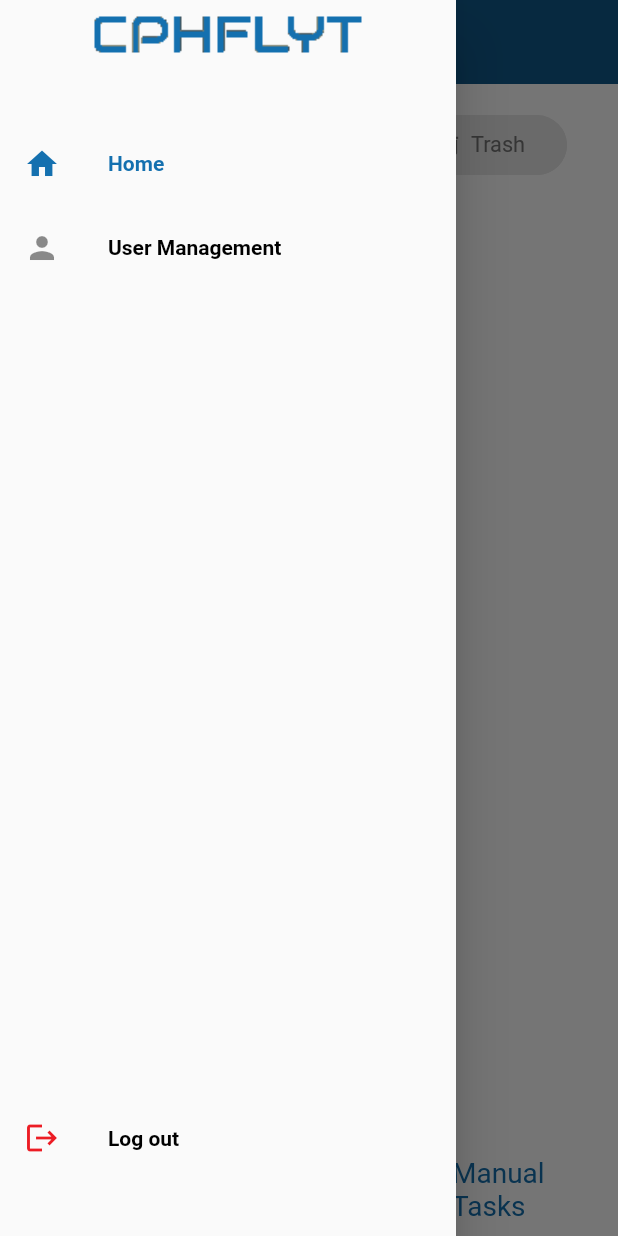
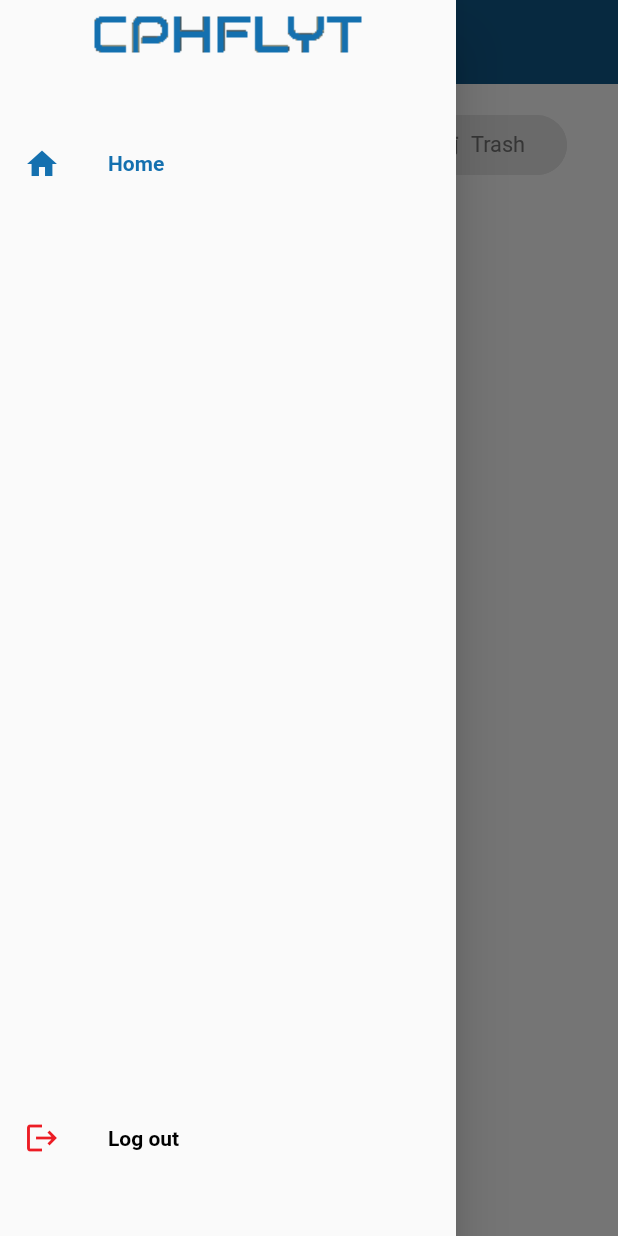
Before and after one commit to dnadawa/CPHFLYT, a Flutter app: the screen it shows once a user with an empty profile is signed in, with the side drawer open, on a phone screen of 412 x 824 dp. Run offline on Flutter 3.47's test engine with Material 2 defaults, Android fonts, the phone set to English and light mode, and no system bars; drawn by our look-alikes of toggle_switch; our stand-ins replace cloud_firestore, firebase_auth, firebase_core, flutter_screenutil, fluttertoast, multi_select_flutter; accounts and stored records are empty; Roboto replaces fonts that are missing (SF-Pro).

Commit message:
Complete role management

```diff
--- a/lib/screens/home.dart
+++ b/lib/screens/home.dart
@@ -1,6 +1,7 @@
 import 'package:cloud_firestore/cloud_firestore.dart';
 import 'package:cphflyt/controllers/bottom_nav_controller.dart';
 import 'package:cphflyt/controllers/filter_controller.dart';
+import 'package:cphflyt/controllers/user_management_controller.dart';
 import 'package:cphflyt/models/request_model.dart';
 import 'package:cphflyt/screens/details.dart';
 import 'package:cphflyt/services/database_service.dart';
@@ -21,6 +22,7 @@ class Home extends StatelessWidget {
     var databaseService = Provider.of<DatabaseService>(context);
     var navController = Provider.of<BottomNavController>(context);
     var filterController = Provider.of<FilterController>(context);
+    var userManagement = Provider.of<UserManagementController>(context);
 
     return Scaffold(
       appBar: AppBar(
@@ -155,7 +157,7 @@ class Home extends StatelessWidget {
         ),
       ),
 
-      bottomNavigationBar: BottomNavBar(),
+      bottomNavigationBar: userManagement.loggedInUserType == UserType.SuperAdmin ? BottomNavBar() : null,
     );
   }
 }
--- a/lib/services/auth_service.dart
+++ b/lib/services/auth_service.dart
@@ -7,7 +7,6 @@ import 'package:cphflyt/services/database_service.dart';
 import 'package:cphflyt/widgets/toast.dart';
 import 'package:firebase_auth/firebase_auth.dart' as auth;
 import 'package:flutter/material.dart';
-import 'package:provider/provider.dart';
 
 class AuthService {
 
@@ -25,7 +24,27 @@ class AuthService {
         return _auth.authStateChanges().map(_userFromFirebase);
     }
 
-    signIn(String email, String password, UserManagementController userManagement) async {
+    setUserType(String? uid, UserManagementController userManagement, BottomNavController bottomNavController) async {
+        DocumentSnapshot userData = await DatabaseService().getUserDataFromFirebase(uid!);
+
+        if (userData.exists && userData.get('role') == 'admin') {
+            userManagement.loggedInUserType = UserType.Employee;
+            Employee employee = Employee(uid: uid, email: userData.get('email'), name: userData.get('name'), page: userData.get('page') == 'website' ? Nav.Website : Nav.Manual);
+            userManagement.loggedInEmployee = employee;
+            bottomNavController.navItem = userData.get('page') == 'website' ? Nav.Website : Nav.Manual;
+            ToastBar(text: "Login Successful!", color: Colors.green).show();
+        }
+        else if (userData.exists && userData.get('role') == 'main-admin'){
+            userManagement.loggedInUserType = UserType.SuperAdmin;
+            ToastBar(text: "Login Successful!", color: Colors.green).show();
+        }
+        else {
+            signOut();
+            ToastBar(text: "Access Denied!", color: Colors.red).show();
+        }
+    }
+
+    signIn(String email, String password, UserManagementController userManagement, BottomNavController bottomNavController) async {
         try {
             final credential = await _auth.signInWithEmailAndPassword(
                 email: email,
@@ -33,18 +52,7 @@ class AuthService {
             );
 
             String? uid = credential.user?.uid;
-            DocumentSnapshot userData = await DatabaseService().getUserDataFromFirebase(uid!);
-
-            if (userData.exists && userData.get('role') == 'admin') {
-                userManagement.loggedInUserType = UserType.Employee;
-                Employee employee = Employee(uid: uid, email: email, name: userData.get('name'), page: userData.get('page') == 'website' ? Nav.Website : Nav.Manual);
-                userManagement.loggedInEmployee = employee;
-            }
-            else{
-                userManagement.loggedInUserType = UserType.SuperAdmin;
-            }
-
-            ToastBar(text: "Login Successful!", color: Colors.green).show();
+            setUserType(uid, userManagement, bottomNavController);
 
         } on auth.FirebaseAuthException catch (e) {
             if (e.code == 'user-not-found') {
--- a/lib/wrapper.dart
+++ b/lib/wrapper.dart
@@ -3,8 +3,9 @@ import 'package:cphflyt/screens/login.dart';
 import 'package:cphflyt/services/auth_service.dart';
 import 'package:flutter/material.dart';
 import 'package:provider/provider.dart';
-
 import 'package:cphflyt/models/user_model.dart';
+import 'package:cphflyt/controllers/bottom_nav_controller.dart';
+import 'package:cphflyt/controllers/user_management_controller.dart';
 
 class Wrapper extends StatelessWidget {
   @override
@@ -17,6 +18,10 @@ class Wrapper extends StatelessWidget {
       builder: (context, snapshot){
         if (snapshot.connectionState == ConnectionState.active) {
           final User? user = snapshot.data as User?;
+
+          if (user != null){
+            authService.setUserType(user.uid, Provider.of<UserManagementController>(context, listen: false),  Provider.of<BottomNavController>(context, listen: false));
+          }
 
           return user == null ? Login() : Home();
         }
```
Also changed, not shown: lib/screens/login.dart (+7 -1 lines), lib/widgets/drawer.dart (+9 -2 lines).
